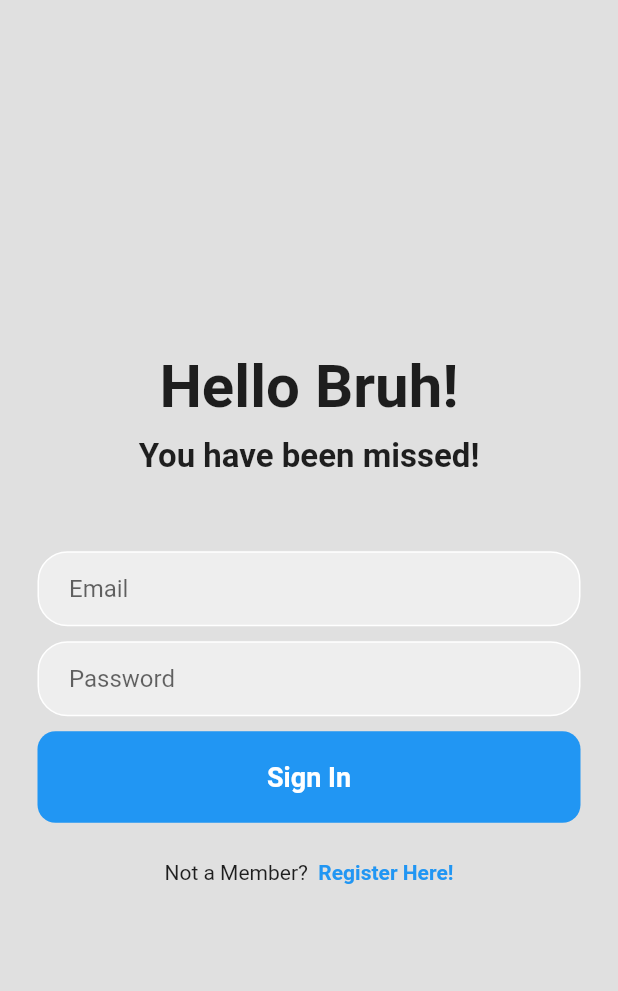
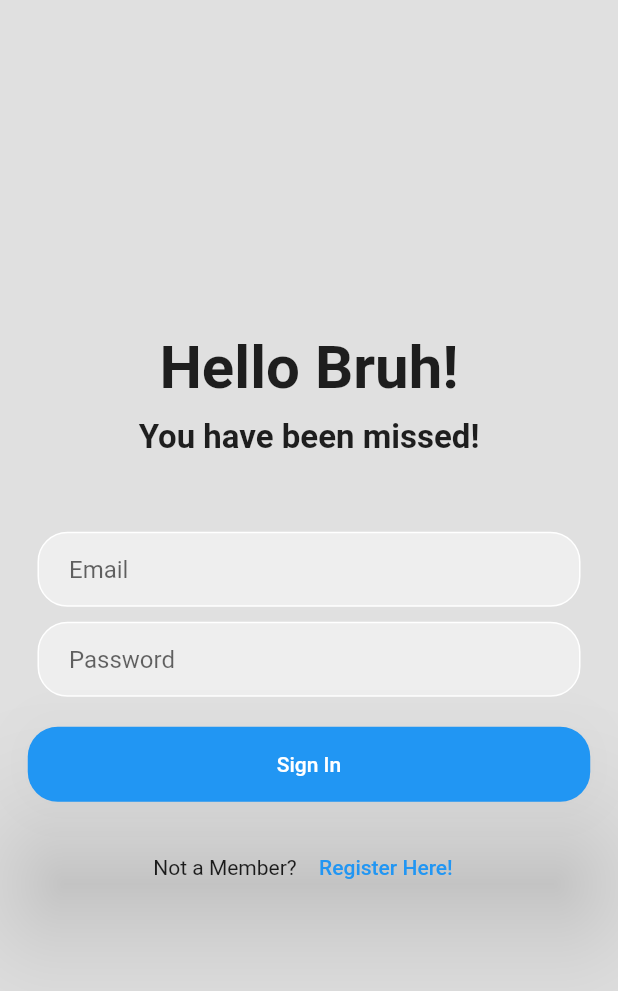
Before and after one commit to MannatS14/Login-Ui, a Flutter app: the screen it shows after launch, on a phone screen of 412 x 824 dp. Shown: the top 991 px of the screen. Run offline on Flutter 3.47's test engine with Material 2 defaults, Android fonts, the phone set to English and light mode, and no system bars; our stand-ins replace google_fonts; Roboto replaces fonts that are missing (Basic, Bentham, Kufam).

Commit message:
Added Buttons

```diff
--- a/lib/login_page.dart
+++ b/lib/login_page.dart
@@ -78,39 +78,57 @@ class _LoginPageState extends State<LoginPage> {
               ),
             ),
 
-            SizedBox(height: 10),
+            SizedBox(height: 20),
 
             //sign in
-            Padding(
-              padding: const EdgeInsets.symmetric(horizontal: 25.0),
-              child: Container(
-                padding: EdgeInsets.all(20.0),
-                decoration: BoxDecoration(
-                    color: Colors.blue,
-                    borderRadius: BorderRadius.circular(12)),
-                child: Center(
-                  child: Text(
-                    'Sign In',
-                    style: GoogleFonts.basic(
-                      color: Colors.white,
-                      fontWeight: FontWeight.bold,
-                      fontSize: 18,
-                    ),
+            SizedBox(
+              height: 50,
+              width: 375,
+              child: ElevatedButton(
+                onPressed: () {},
+                child: const Text('Sign In'),
+                style: ElevatedButton.styleFrom(
+                  elevation: 40,
+                  shape: RoundedRectangleBorder(
+                    borderRadius: BorderRadius.circular(20),
                   ),
                 ),
               ),
             ),
-            SizedBox(height: 25),
+
+            // Padding(
+            //   padding: const EdgeInsets.symmetric(horizontal: 25.0),
+            //   child: Container(
+            //     padding: EdgeInsets.all(20.0),
+            //     decoration: BoxDecoration(
+            //         color: Colors.blue,
+            //         borderRadius: BorderRadius.circular(12)),
+            //     child: Center(
+            //       child: Text(
+            //         'Sign In',
+            //         style: GoogleFonts.basic(
+            //           color: Colors.white,
+            //           fontWeight: FontWeight.bold,
+            //           fontSize: 18,
+            //         ),
+            //       ),
+            //     ),
+            //   ),
+            // ),
+            SizedBox(height: 20),
 
             //not a member
             Row(
               mainAxisAlignment: MainAxisAlignment.center,
               children: [
                 Text('Not a Member? '),
-                Text(
-                  ' Register Here!',
-                  style: TextStyle(
-                      color: Colors.blue, fontWeight: FontWeight.bold),
+                SizedBox(
+                  child: TextButton(
+                      onPressed: () {}, child: const Text(' Register Here!')),
+
+                  //   style: TextStyle(
+                  //       color: Colors.blue, fontWeight: FontWeight.bold),
+                  // ),
                 )
               ],
             ),
```
